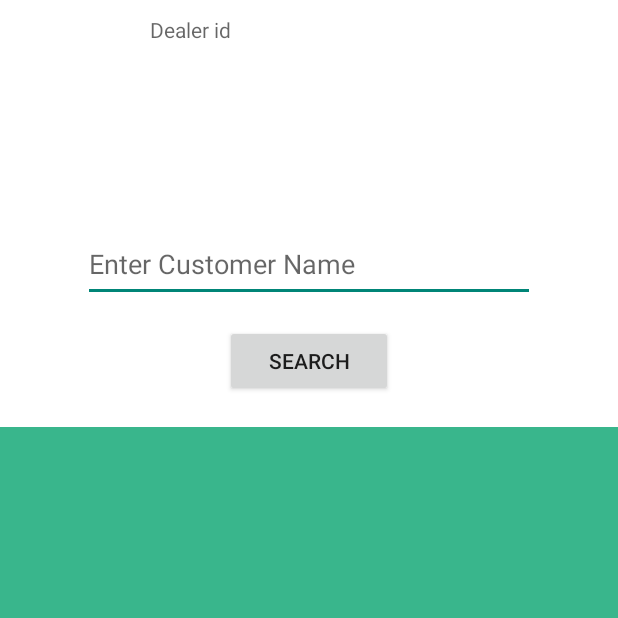
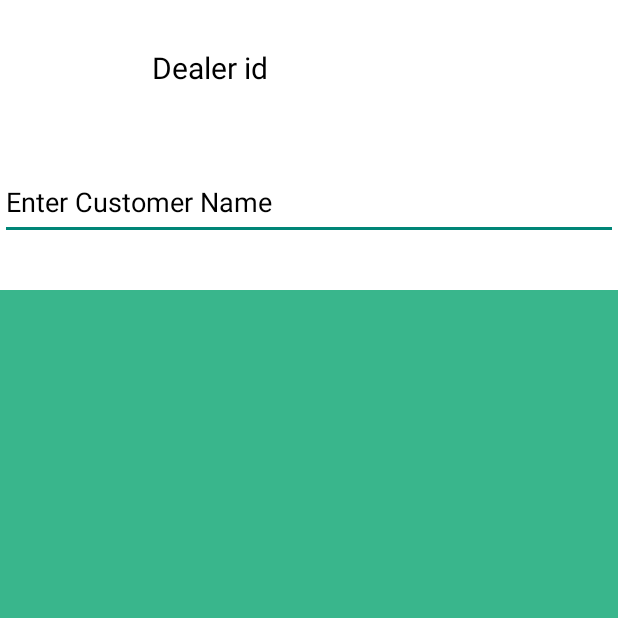
Before and after one commit to Rohancp29/Solar, an Android app: the Your_Customer screen opened directly, with no data from a screen before it, on a phone screen of 412 x 824 dp, the top half of it. Run offline under Robolectric (Android 15) with nearby library versions, the phone set to English and light mode, and no system bars; our stand-ins replace Firebase (no records; nobody signed in at launch, a user with empty details on screens opened directly), Volley; network calls fail; 1 statement that could not run was skipped.

Commit message:
last
last

```diff
--- a/app/src/main/java/com/example/android/samrudhisolar/Your_Customer.java
+++ b/app/src/main/java/com/example/android/samrudhisolar/Your_Customer.java
@@ -52,7 +52,7 @@ public class Your_Customer extends AppCompatActivity {
        // list=new ArrayList<>();
         recyclerView=findViewById(R.id.recyclerviewcustomer);
         edph=findViewById(R.id.searchcustomeret);
-        secur=findViewById(R.id.searchcunamebt);
+     //   secur=findViewById(R.id.searchcunamebt);
         DealerID=findViewById(R.id.dealeridtv);
 
         FirebaseUser currentFirebaseUser = FirebaseAuth.getInstance().getCurrentUser();
--- a/app/src/main/res/layout/activity_your_customer.xml
+++ b/app/src/main/res/layout/activity_your_customer.xml
@@ -10,54 +10,41 @@
 
     <TextView
         android:id="@+id/dealeridtv"
-        android:layout_width="match_parent"
-        android:layout_height="30dp"
-        android:hint="Dealer id"
-        android:textColor="@color/black"
-        android:layout_above="@+id/searchcustomeret"
+        android:layout_width="wrap_content"
+        android:layout_height="47dp"
         android:layout_alignParentStart="true"
         android:layout_alignParentTop="true"
         android:layout_alignParentEnd="true"
-        android:layout_marginStart="100dp"
-        android:layout_marginTop="10dp"
-        android:layout_marginEnd="100dp"
-        android:layout_marginBottom="10dp" />
+        android:layout_marginStart="101dp"
+        android:layout_marginTop="31dp"
+        android:layout_marginEnd="99dp"
+        android:hint="Dealer id"
+        android:textColor="@color/black"
+        android:textColorHint="@color/black"
+        android:textSize="20dp" />
 
     <EditText
         android:id="@+id/searchcustomeret"
         android:layout_width="match_parent"
         android:layout_height="50dp"
+        android:layout_below="@+id/dealeridtv"
+        android:layout_marginTop="31dp"
         android:hint="Enter Customer Name"
         android:textColor="@color/black"
-        android:layout_above="@+id/searchcunamebt"
-        android:layout_alignParentStart="true"
-        android:layout_alignParentEnd="true"
-        android:layout_marginStart="55dp"
-        android:layout_marginEnd="55dp"
-        android:layout_marginBottom="15dp" />
-
-    <Button
-        android:id="@+id/searchcunamebt"
-        android:text="search"
-        android:layout_width="229dp"
-        android:layout_height="wrap_content"
-        android:layout_above="@+id/recyclerviewcustomer"
-        android:layout_alignParentStart="true"
-        android:layout_alignParentEnd="true"
-        android:layout_marginStart="150dp"
-        android:layout_marginEnd="150dp"
-        android:layout_marginBottom="20dp" />
+        android:textColorHint="@color/black"
+        />
 
     <androidx.recyclerview.widget.RecyclerView
         android:id="@+id/recyclerviewcustomer"
         android:layout_width="377dp"
         android:layout_height="539dp"
-        android:background="@color/green"
+        android:layout_below="@+id/searchcustomeret"
         android:layout_alignParentStart="true"
         android:layout_alignParentEnd="true"
         android:layout_alignParentBottom="true"
 
-      />
+        android:layout_marginTop="33dp"
+        android:background="@color/green" />
 
 
 </RelativeLayout>
```
